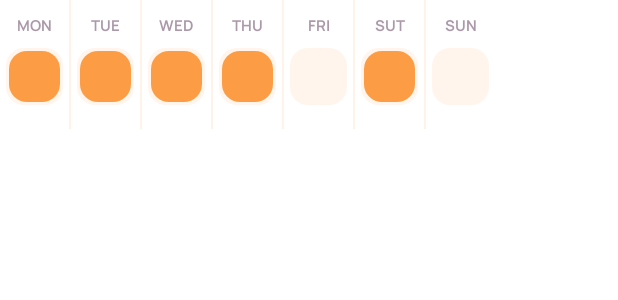
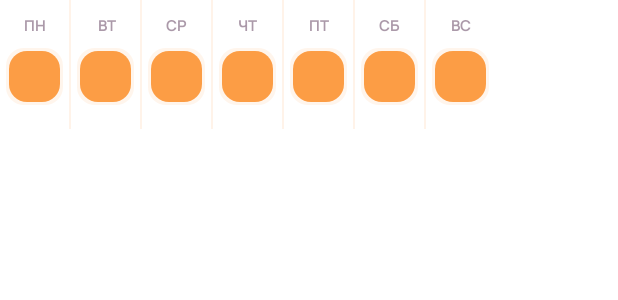
Before and after one commit to epicFeature/Habitify, an Android app built with Jetpack Compose: the @Preview function PreviewHabitAppearDayCardLine, on a phone screen of 412 x 824 dp. Shown: the top 300 px of the screen. Run offline under Robolectric (Android 15) with nearby library versions, the phone set to English and light mode, and no system bars; network calls fail.

Commit message:
Проведена русификаци приложения

```diff
--- a/feature/habitinfo/src/main/java/org/eventhorizon/habitify/feature/habitinfo/HabitInfoScreen.kt
+++ b/feature/habitinfo/src/main/java/org/eventhorizon/habitify/feature/habitinfo/HabitInfoScreen.kt
@@ -86,7 +86,7 @@ fun HabitInfoScreen(
             )
         ) {
             Text(
-                text = "Complete",
+                text = "Завершить привычку",
                 style = congratsDialogBtnTextStyle
             )
         }
@@ -106,7 +106,7 @@ fun HabitInfoScreen(
             )
         ) {
             Text(
-                text = "Delete",
+                text = "Удалить привычку",
                 style = congratsDialogBtnTextStyle
             )
         }
--- a/feature/habitinfo/src/main/java/org/eventhorizon/habitify/feature/habitinfo/components/HabitInfoTopCard.kt
+++ b/feature/habitinfo/src/main/java/org/eventhorizon/habitify/feature/habitinfo/components/HabitInfoTopCard.kt
@@ -51,7 +51,7 @@ fun HabitInfoTopCard(
                 .wrapContentSize()
         ) {
             Text(
-                text = habitName,
+                text = habitName.uppercase(),
                 modifier = Modifier,
                 textAlign = TextAlign.Start,
                 style = habitInfoTopCardTitleTextStyle
--- a/feature/habitinfo/src/main/java/org/eventhorizon/habitify/feature/habitinfo/components/calendar/CalendarDayOfWeekHeader.kt
+++ b/feature/habitinfo/src/main/java/org/eventhorizon/habitify/feature/habitinfo/components/calendar/CalendarDayOfWeekHeader.kt
@@ -18,7 +18,7 @@ import org.eventhorizon.habitify.ui.components.theme.calendarDayOfWeekTextStyle
 
 @Composable
 fun CalendarDayOfWeekHeader(modifier: Modifier = Modifier) {
-    val days = listOf("MON", "TUE", "WED", "THU", "FRI", "SAT", "SUN")
+    val days = listOf("Пн", "Вт", "Ср", "Чт", "Пт", "Сб", "Вс")
     Row(modifier = modifier.fillMaxWidth()) {
         days.forEachIndexed { index, day ->
             Text(
--- a/feature/newhabit/src/main/java/org/eventhorizon/habitify/feature/newhabit/components/appearance/HabitAppearDayCardLine.kt
+++ b/feature/newhabit/src/main/java/org/eventhorizon/habitify/feature/newhabit/components/appearance/HabitAppearDayCardLine.kt
@@ -16,24 +16,23 @@ import org.eventhorizon.habitify.ui.components.theme.AppColor
 fun HabitAppearDayCardLine(
     modifier: Modifier,
     appearanceDays: List<Boolean>,
-    color: Color = AppColor.habitIconColorYellow) {
-    Row(modifier = modifier //todo в очереди на оптимизацию
-        .background(AppColor.BgColorLightOrange),
+    color: Color = AppColor.habitIconColorYellow
+) {
+    val days = listOf("Пн", "Вт", "Ср", "Чт", "Пт", "Сб", "Вс")
+    Row(
+        modifier = modifier
+            .background(AppColor.BgColorLightOrange),
         horizontalArrangement = Arrangement.Center
     ) {
-        HabitAppearDayCard(modifier = Modifier.background(AppColor.White), isChecked = appearanceDays[0], "MON", color = color)
-        Spacer(Modifier.size(1.dp))
-        HabitAppearDayCard(modifier = Modifier.background(AppColor.White), isChecked = appearanceDays[1], "TUE", color = color)
-        Spacer(Modifier.size(1.dp))
-        HabitAppearDayCard(modifier = Modifier.background(AppColor.White), isChecked = appearanceDays[2], "WED", color = color)
-        Spacer(Modifier.size(1.dp))
-        HabitAppearDayCard(modifier = Modifier.background(AppColor.White), isChecked = appearanceDays[3], "THU", color = color)
-        Spacer(Modifier.size(1.dp))
-        HabitAppearDayCard(modifier = Modifier.background(AppColor.White), isChecked = appearanceDays[4], "FRI", color = color)
-        Spacer(Modifier.size(1.dp))
-        HabitAppearDayCard(modifier = Modifier.background(AppColor.White), isChecked = appearanceDays[5], "SUT", color = color)
-        Spacer(Modifier.size(1.dp))
-        HabitAppearDayCard(modifier = Modifier.background(AppColor.White), isChecked = appearanceDays[6], "SUN", color = color)
+        days.forEachIndexed { index, day ->
+            HabitAppearDayCard(
+                modifier = Modifier.background(AppColor.White),
+                isChecked = appearanceDays[0],
+                day,
+                color = color
+            )
+            if (index != days.lastIndex) Spacer(Modifier.size(1.dp))
+        }
     }
 }
 
```
Also changed, not shown: app/src/main/java/org/eventhorizon/habitify/main/MainAppScreen.kt (+4 -4 lines), ui/src/main/java/org/eventhorizon/habitify/ui/components/dialog/CongratulationsDialog.kt (+5 -5 lines).
